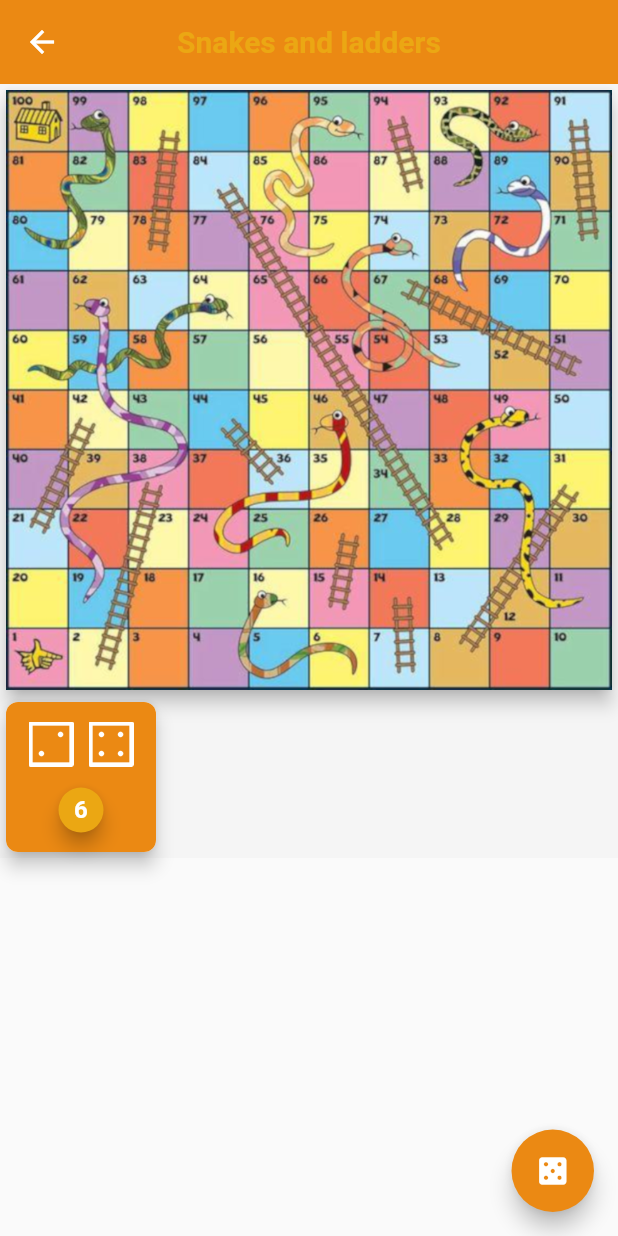
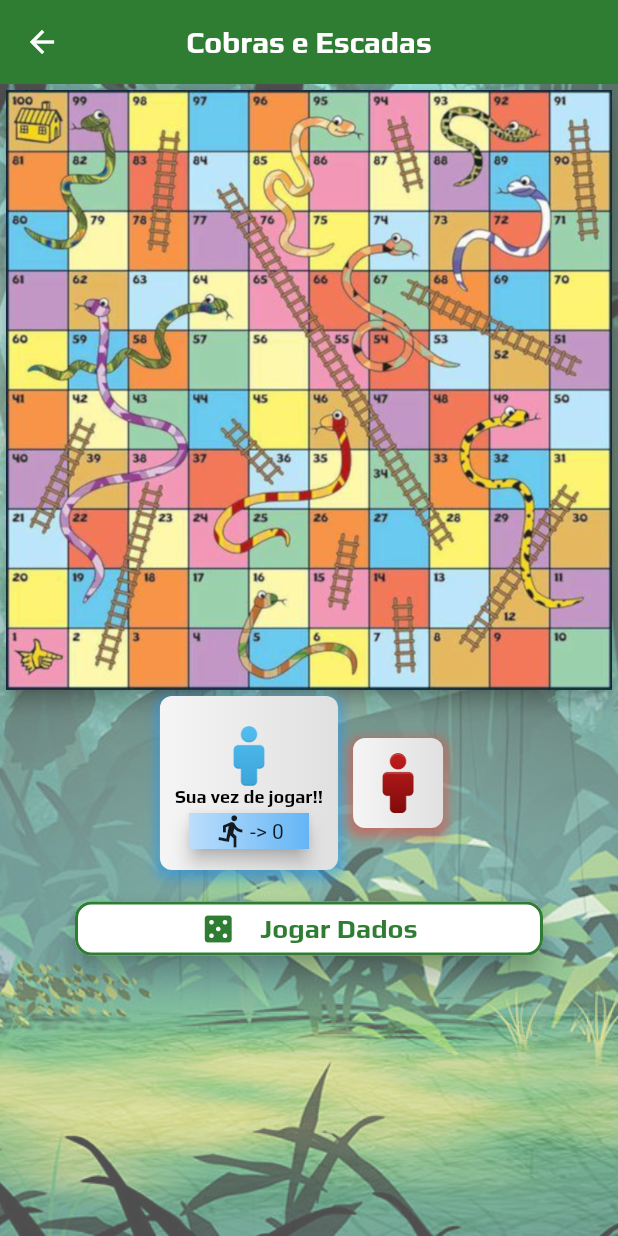
Before and after one commit to vitoriassia/Snakes-and-ladders, a Flutter app: the HomeScreen screen opened directly, on a phone screen of 412 x 824 dp. Run offline on Flutter 3.47's test engine with Material 2 defaults, Android fonts, the phone set to English and light mode, and no system bars; drawn by our look-alikes of expandable.

Commit message:
jogador um e jogador dois

```diff
--- /dev/null
+++ b/lib/models/player_model.dart
@@ -0,0 +1,8 @@
+class PlayerModel {
+  int id;
+  String name;
+  int numberOfPlays;
+  int numberOfPositionIndicator;
+  PlayerModel(
+      this.id, this.name, this.numberOfPlays, this.numberOfPositionIndicator);
+}
--- a/lib/ui/screens/home_screen/home_screen.dart
+++ b/lib/ui/screens/home_screen/home_screen.dart
@@ -1,7 +1,10 @@
+import 'package:expandable/expandable.dart';
 import 'package:flutter/material.dart';
+import 'package:snakes_and_ladders/models/player_model.dart';
 import 'package:snakes_and_ladders/ui/screens/home_screen/widgets/board_widget.dart';
-import 'package:snakes_and_ladders/ui/screens/home_screen/widgets/dice_widget/dice_widget.dart';
+import 'package:snakes_and_ladders/ui/screens/home_screen/widgets/players_widget/player_card_widget.dart';
 import 'package:snakes_and_ladders/ui/sharedWidgets/app_scaffold.dart';
+import 'package:snakes_and_ladders/ui/sharedWidgets/sweet_button.dart';
 
 class HomeScreen extends StatefulWidget {
   static const String id = 'home_screen';
@@ -11,29 +14,64 @@ class HomeScreen extends StatefulWidget {
 }
 
 class _HomeScreenState extends State<HomeScreen> {
-  bool _loadingDice = false;
+  PlayerModel _playerOne = PlayerModel(1, "Jogador 1", 0, 0);
+
+  PlayerModel _playerTwo = PlayerModel(2, "Jogador 2", 0, 0);
+  late PlayerModel _turnPlayer;
+
+  late ExpandableController _expandableControllerPlayerOne;
+  late ExpandableController _expandableControllerPlayerTwo;
+
+  @override
+  void initState() {
+    _turnPlayer = _playerOne;
+    _expandableControllerPlayerOne = ExpandableController();
+    _expandableControllerPlayerOne.value = true;
+    _expandableControllerPlayerTwo = ExpandableController();
+    _expandableControllerPlayerTwo.value = false;
+    super.initState();
+  }
+
   @override
   Widget build(BuildContext context) {
     return AppScaffold(
-        functionFloat: () async {
-          setState(() {
-            _loadingDice = true;
-          });
-          await Future.delayed(Duration(seconds: 3, milliseconds: 760));
-          setState(() {
-            _loadingDice = false;
-          });
-        },
-        buttonFloat: true,
+        buttonFloat: false,
         body: SingleChildScrollView(
           child: Column(
             children: [
               BoardWidget(),
               Row(
+                mainAxisAlignment: MainAxisAlignment.center,
                 children: [
-                  DiceWidget(_loadingDice),
+                  PlayerCardWidget(_playerOne, _expandableControllerPlayerOne),
+                  SizedBox(width: 10),
+                  PlayerCardWidget(_playerTwo, _expandableControllerPlayerTwo),
+                  SizedBox(
+                    width: 10,
+                  ),
                 ],
-              )
+              ),
+              Padding(
+                padding: const EdgeInsets.only(left: 50, right: 50, top: 15),
+                child: SweetButton(
+                    text: "Jogar Dados",
+                    color: Colors.white,
+                    borderColor: Colors.green[800]!,
+                    isEnable: true,
+                    onPressed: () {
+                      setState(() {
+                        _turnPlayer =
+                            _turnPlayer.id == 1 ? _playerTwo : _playerOne;
+
+                        _expandableControllerPlayerOne.value =
+                            !_expandableControllerPlayerOne.value;
+                        _expandableControllerPlayerTwo.value =
+                            !_expandableControllerPlayerTwo.value;
+                      });
+                    },
+                    textcolor: Colors.green[800]!,
+                    icon: Icons.casino),
+              ),
             ],
           ),
         ));
--- /dev/null
+++ b/lib/ui/screens/home_screen/widgets/players_widget/player_card_widget.dart
@@ -0,0 +1,94 @@
+import 'package:expandable/expandable.dart';
+import 'package:flutter/material.dart';
+import 'package:snakes_and_ladders/constants.dart';
+import 'package:snakes_and_ladders/models/player_model.dart';
+
+class PlayerCardWidget extends StatefulWidget {
+  final PlayerModel _playerModel;
+  final ExpandableController _expandableController;
+  PlayerCardWidget(this._playerModel, this._expandableController);
+
+  @override
+  _PlayerCardWidgetState createState() => _PlayerCardWidgetState();
+}
+
+class _PlayerCardWidgetState extends State<PlayerCardWidget> {
+  @override
+  void initState() {
+    super.initState();
+  }
+
+  @override
+  Widget build(BuildContext context) {
+    return Container(
+      padding: EdgeInsets.all(10),
+      decoration: BoxDecoration(
+        boxShadow: [
+          BoxShadow(
+            color: widget._playerModel.id == 1
+                ? Colors.blue.withOpacity(0.5)
+                : Colors.red.withOpacity(0.5),
+            spreadRadius: 3,
+            blurRadius: 5,
+            offset: Offset(0, 3), // changes position of shadow
+          ),
+        ],
+        borderRadius: BorderRadius.circular(8),
+        gradient:
+            LinearGradient(colors: [Colors.grey[100]!, Colors.grey[300]!]),
+      ),
+      child: ExpandablePanel(
+        controller: widget._expandableController,
+        collapsed: Column(
+          children: [
+            Image.asset(
+              widget._playerModel.id == 1
+                  ? 'assets/playerOne.png'
+                  : 'assets/playerTwo.png',
+              width: 40,
+              height: 40,
+            ),
+          ],
+        ),
+        expanded: Padding(
+          padding: const EdgeInsets.only(top: 10),
+          child: Column(
+            children: [
+              Image.asset(
+                widget._playerModel.id == 1
+                    ? 'assets/playerOne.png'
+                    : 'assets/playerTwo.png',
+                width: 40,
+                height: 40,
+              ),
+              Text("Sua vez de jogar!!",
+                  style: kTitleStyle.copyWith(
+                      color: Colors.black, fontSize: 12, fontFamily: 'Play')),
+              Card(
+                elevation: 5,
+                child: Container(
+                  width: 80,
+                  decoration: BoxDecoration(
+                    gradient: LinearGradient(
+                        colors: widget._playerModel.id == 1
+                            ? [Colors.blue[100]!, Colors.blue[300]!]
+                            : [Colors.red[100]!, Colors.red[300]!]),
+                  ),
+                  child: Row(
+                    mainAxisAlignment: MainAxisAlignment.center,
+                    children: [
+                      Icon(Icons.directions_run),
+                      Flexible(
+                          child: Text(
+                              "-> ${widget._playerModel.numberOfPositionIndicator}"))
+                    ],
+                  ),
+                ),
+              )
+            ],
+          ),
+        ),
+      ),
+    );
+  }
+}
--- a/lib/ui/screens/start_screen/widgets/choice_type_player_widget.dart
+++ b/lib/ui/screens/start_screen/widgets/choice_type_player_widget.dart
@@ -145,7 +145,7 @@ class _ChoiceTypePlayerWidgetState extends State<ChoiceTypePlayerWidget> {
                       icon: Icons.play_arrow,
                       color: playerOne ? blueAppColor : redAppColor,
                       onPress: () {
-                        navigationTowithAnimation(
+                        navigationTowithAnimationRemoveUtils(
                             context: context, page: HomeScreen());
                       },
                       text: 'JOGAR'),
--- a/lib/ui/sharedWidgets/app_scaffold.dart
+++ b/lib/ui/sharedWidgets/app_scaffold.dart
@@ -11,10 +11,8 @@ class AppScaffold extends StatelessWidget {
   Widget build(BuildContext context) {
     return Stack(
       children: <Widget>[
-        DefaultTabController(
-          length: 7,
-          child: Scaffold(
-              floatingActionButton: buttonFloat != null
+        Scaffold(
+            floatingActionButton: buttonFloat != null && buttonFloat!
                 ? Container(
                     height: 55,
                     width: 55.0,
@@ -31,11 +29,12 @@ class AppScaffold extends StatelessWidget {
               iconTheme: IconThemeData(
                 color: Colors.white,
               ),
-                backgroundColor: kPrimaryColor,
+              backgroundColor: Colors.green[800]!,
               title: Text(
-                  'Snakes and ladders',
+                'Cobras e Escadas',
                 style: TextStyle(
-                      color: kSecondColor,
+                    color: Colors.white,
+                    fontFamily: 'Play',
                     fontSize: 20,
                     fontWeight: FontWeight.bold),
               ),
@@ -43,9 +42,22 @@ class AppScaffold extends StatelessWidget {
             ),
             body: Container(
               color: Colors.grey[100],
-                child: body,
+              child: Stack(children: [
+                Image.asset(
+                  'assets/background_start_screen.jpeg',
+                  fit: BoxFit.cover,
+                  height: double.infinity,
+                  width: double.infinity,
+                  alignment: Alignment.center,
+                ),
+                Container(
+                  color: Colors.white.withOpacity(0.30),
+                  height: double.infinity,
+                  width: double.infinity,
+                ),
+                body
+              ]),
             )),
-        ),
       ],
     );
   }
--- a/lib/utils/navigation.dart
+++ b/lib/utils/navigation.dart
@@ -15,7 +15,7 @@ void navigationTowithAnimation({required context, required page}) {
 }
 
 void navigationTowithAnimationRemoveUtils({required context, required page}) {
-  developer.log('Navigation Remove Until with Animation to :  -> ${page.id}',
+  developer.log('Navigation Remove Until with Animation to :  -> $page',
       name: 'NAVIGATION');
   Navigator.pushAndRemoveUntil(
     context,
--- a/pubspec.yaml
+++ b/pubspec.yaml
@@ -28,6 +28,7 @@ dependencies:
   # The following adds the Cupertino Icons font to your application.
   # Use with the CupertinoIcons class for iOS style icons.
   cupertino_icons: ^1.0.2
+  expandable: ^5.0.1
 
 dev_dependencies:
   flutter_test:
```
Also changed, not shown: pubspec.lock. Lines whose indentation alone changed are shown as unchanged.
